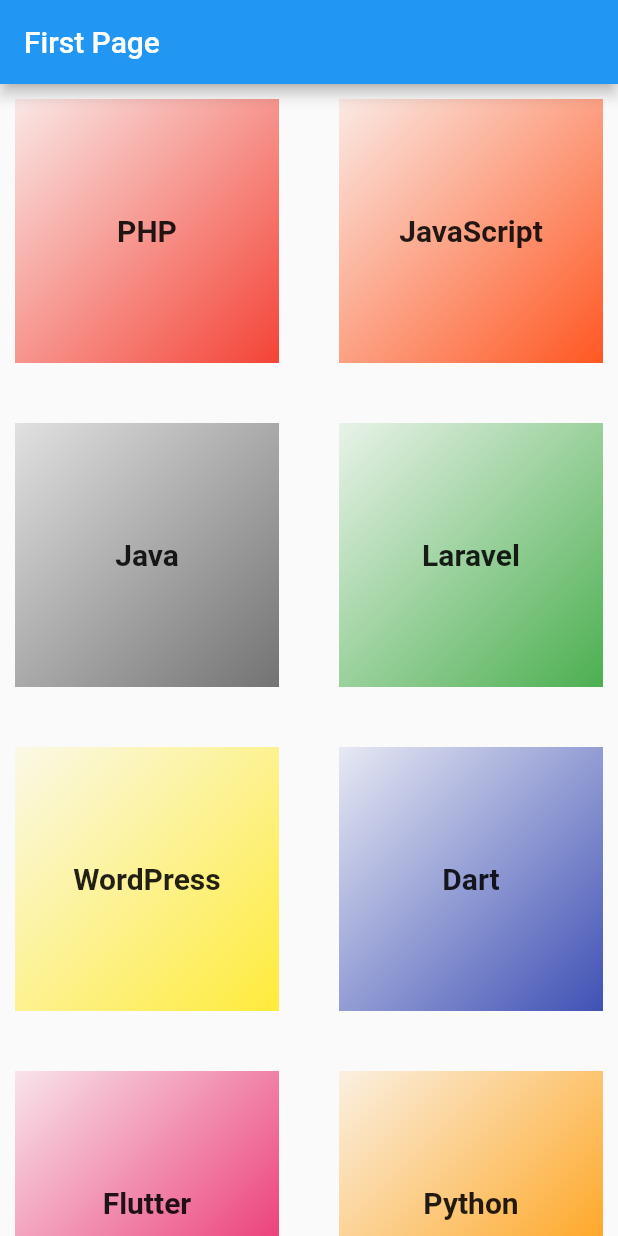
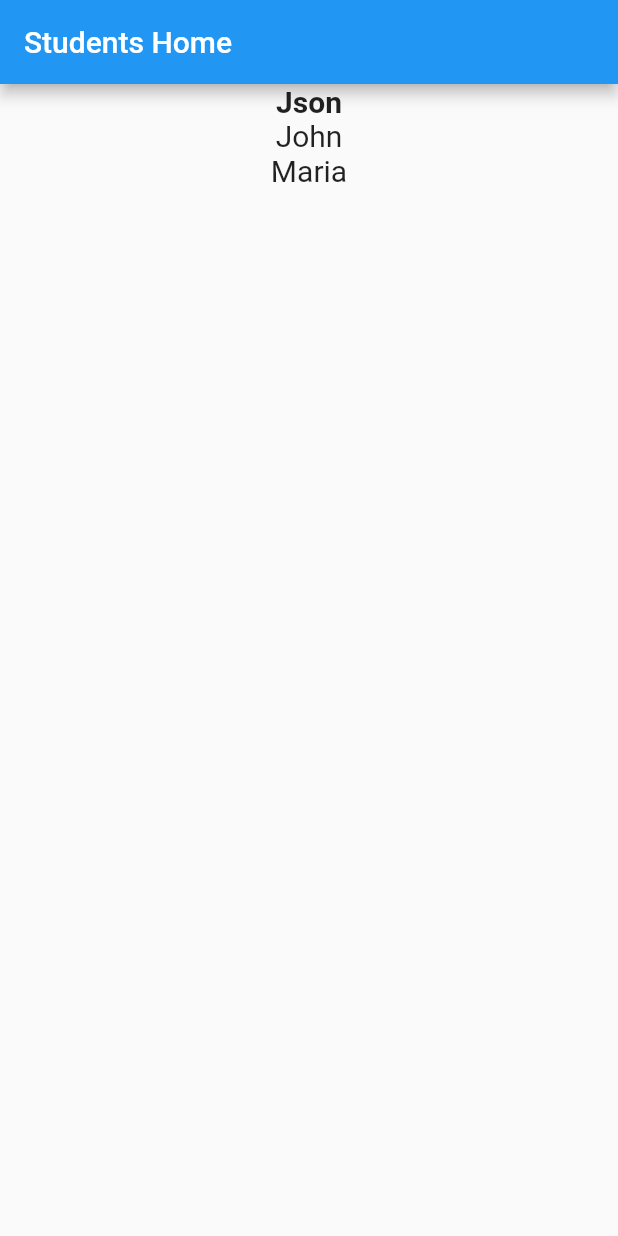
Before and after one commit to sanjibsinha/list_map_revisit, a Flutter app: the screen it shows after launch, on a phone screen of 412 x 824 dp. Run offline on Flutter 3.47's test engine with Material 2 defaults, Android fonts, the phone set to English and light mode, and no system bars.

Commit message:
list map first

```diff
--- /dev/null
+++ b/lib/list_map_one/first_approach.dart
@@ -0,0 +1,64 @@
+import 'package:flutter/material.dart';
+
+class Student {
+  final String name;
+
+  const Student({
+    required this.name,
+  });
+}
+
+List<Student> students = [
+  Student(name: 'Json'),
+  Student(name: 'John'),
+  Student(name: 'Maria'),
+];
+
+class StudentsFirstPage extends StatelessWidget {
+  final List<Student> students;
+
+  const StudentsFirstPage({Key? key, required this.students}) : super(key: key);
+
+  @override
+  Widget build(BuildContext context) {
+    return MaterialApp(
+      title: 'Students Name',
+      home: StudentsFirstHomePage(),
+    );
+  }
+}
+
+class StudentsFirstHomePage extends StatelessWidget {
+  const StudentsFirstHomePage({Key? key}) : super(key: key);
+
+  @override
+  Widget build(BuildContext context) {
+    int selectedIndex = 0;
+    return Scaffold(
+      appBar: AppBar(
+        title: Text('Students Home'),
+      ),
+      body: Center(
+        child: Column(
+          children: students.map((Student student) {
+            bool selected = students.indexOf(student) == selectedIndex;
+
+            TextStyle style = selected
+                ? TextStyle(
+                    fontWeight: FontWeight.bold,
+                    fontSize: 20.0,
+                  )
+                : TextStyle(
+                    fontWeight: FontWeight.normal,
+                    fontSize: 20.0,
+                  );
+            return Text(
+              student.name,
+              style: style,
+            );
+          }).toList(),
+        ),
+      ),
+    );
+  }
+}
```
Also changed, not shown: lib/main.dart (+4 -108 lines), pubspec.lock.
